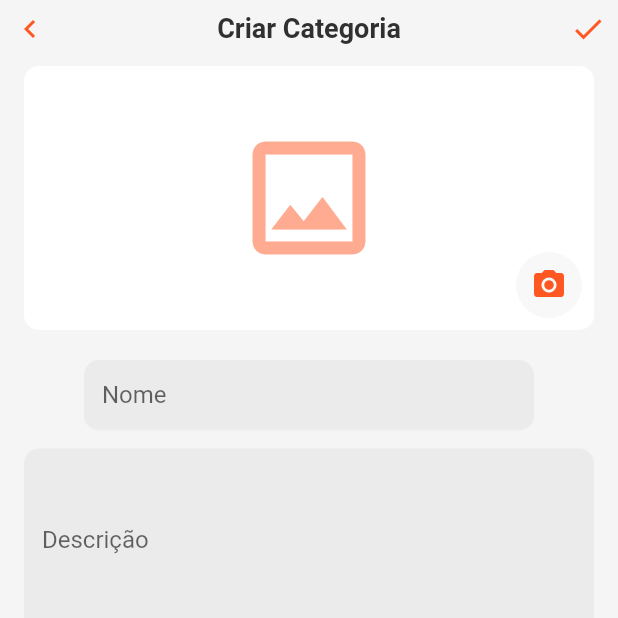
After one commit to rodrigobastosv/my-place-admin-samurai, a Flutter app: the FormCategoriaPage screen opened directly, on a phone screen of 412 x 824 dp, the top half of it. The commit adds this screen. Run offline on Flutter 3.47's test engine with Material 2 defaults, Android fonts, the phone set to English and light mode, and no system bars; drawn by our look-alikes of oktoast; our stand-ins replace cloud_firestore, firebase_auth, firebase_core, firebase_storage, image_picker; accounts and stored records are empty.

Commit message:
finalizando form categoria

```diff
--- /dev/null
+++ b/lib/pages/categoria/form_categoria_controller.dart
@@ -0,0 +1,48 @@
+import 'package:cloud_firestore/cloud_firestore.dart';
+import 'package:firebase_storage/firebase_storage.dart';
+import 'package:image_picker/image_picker.dart';
+import 'package:my_place_admin/core/model/categoria_model.dart';
+
+class FormCategoriaController {
+  FormCategoriaController(this._categoria);
+
+  CategoriaModel _categoria;
+  final _firebaseStorage = FirebaseStorage.instance.ref();
+  final _imagePicker = ImagePicker();
+
+  final _categoriasRef = FirebaseFirestore.instance.collection('categorias');
+
+  CategoriaModel get categoria => _categoria;
+
+  Future<void> salvaCategoria() async {
+    if (_categoria.id != null) {
+      await _categoriasRef.doc(_categoria.id).update(_categoria.toJson());
+    } else {
+      await _categoriasRef.add(_categoria.toJson());
+    }
+  }
+
+  Future<String> escolheESalvaImagem(ImageSource source) async {
+    final arquivo = await _imagePicker.getImage(source: source);
+    if (arquivo != null) {
+      final imagem = await arquivo.readAsBytes();
+      final dataImagem = imagem.buffer.asUint8List();
+      final uploadTask = _firebaseStorage
+          .child('categorias')
+          .child(dataImagem.hashCode.toString())
+          .putData(dataImagem);
+      final onTaskCompletada = await uploadTask.onComplete;
+      final categoriaUrl = await onTaskCompletada.ref.getDownloadURL();
+      return categoriaUrl;
+    }
+    return null;
+  }
+
+  void setNomeCategoria(String nome) => _categoria.nome = nome;
+
+  void setDescricaoCategoria(String descricao) =>
+      _categoria.descricao = descricao;
+
+  void setUrlImagemCategoria(String urlImagem) =>
+      _categoria.urlImagem = urlImagem;
+}
--- /dev/null
+++ b/lib/pages/categoria/form_categoria_page.dart
@@ -0,0 +1,208 @@
+import 'package:flutter/material.dart';
+import 'package:image_picker/image_picker.dart';
+import 'package:my_place_admin/core/model/categoria_model.dart';
+import 'package:my_place_admin/pages/categoria/form_categoria_controller.dart';
+import 'package:my_place_admin/widgets/mp_button_icon.dart';
+
+class FormCategoriaPage extends StatefulWidget {
+  FormCategoriaPage(this.categoria, {Key key}) : super(key: key);
+
+  final CategoriaModel categoria;
+
+  @override
+  _FormCategoriaPageState createState() => _FormCategoriaPageState();
+}
+
+class _FormCategoriaPageState extends State<FormCategoriaPage> {
+  final _formKey = GlobalKey<FormState>();
+  FormCategoriaController _controller;
+
+  @override
+  void initState() {
+    _controller = FormCategoriaController(widget.categoria ?? CategoriaModel());
+    super.initState();
+  }
+
+  @override
+  Widget build(BuildContext context) {
+    return Scaffold(
+      body: SafeArea(
+        child: NestedScrollView(
+          headerSliverBuilder: (_, __) {
+            return [
+              SliverAppBar(
+                expandedHeight: 240,
+                collapsedHeight: 40,
+                toolbarHeight: 38,
+                elevation: 0.5,
+                floating: false,
+                pinned: true,
+                title: Text(
+                  _controller.categoria.nome == null
+                      ? 'Criar Categoria'
+                      : 'Editar Categoria',
+                ),
+                leadingWidth: 40,
+                leading: MPButtonIcon(
+                  iconData: Icons.chevron_left,
+                  onTap: () => Navigator.of(context).pop(),
+                ),
+                actions: [
+                  MPButtonIcon(
+                    iconData: Icons.check,
+                    onTap: () async {
+                      final form = _formKey.currentState;
+                      if (form.validate()) {
+                        form.save();
+                        await _controller.salvaCategoria();
+                        Navigator.of(context).pop();
+                      }
+                    },
+                  ),
+                ],
+                flexibleSpace: FlexibleSpaceBar(
+                  background: Padding(
+                    padding: EdgeInsets.fromLTRB(16, 44, 16, 20),
+                    child: Stack(
+                      children: [
+                        ClipRRect(
+                          borderRadius: BorderRadius.circular(10),
+                          child: Container(
+                            width: double.maxFinite,
+                            color: Theme.of(context).colorScheme.surface,
+                            child: _controller.categoria.urlImagem == null
+                                ? Center(
+                                    child: Icon(
+                                      Icons.image_outlined,
+                                      size: 100,
+                                      color:
+                                          Theme.of(context).primaryColorLight,
+                                    ),
+                                  )
+                                : Hero(
+                                    tag: _controller.categoria.id ?? '',
+                                    child: Image.network(
+                                      _controller.categoria.urlImagem,
+                                      fit: BoxFit.cover,
+                                    ),
+                                  ),
+                          ),
+                        ),
+                        Positioned(
+                          bottom: 8,
+                          right: 8,
+                          child: Material(
+                            borderRadius: BorderRadius.circular(30),
+                            color: Theme.of(context)
+                                .colorScheme
+                                .background
+                                .withOpacity(.7),
+                            child: PopupMenuButton(
+                              icon: Icon(
+                                Icons.camera_alt,
+                                color: Theme.of(context).primaryColor,
+                              ),
+                              itemBuilder: (_) => [
+                                PopupMenuItem<String>(
+                                  value: 'Camera',
+                                  child: Row(
+                                    children: [
+                                      Icon(
+                                        Icons.photo_camera,
+                                        color: Theme.of(context).primaryColor,
+                                      ),
+                                      SizedBox(width: 8),
+                                      Text(
+                                        'Camera',
+                                      ),
+                                    ],
+                                  ),
+                                ),
+                                PopupMenuItem<String>(
+                                  value: 'Galeria',
+                                  child: Row(
+                                    children: [
+                                      Icon(
+                                        Icons.photo_library,
+                                        color: Theme.of(context).primaryColor,
+                                      ),
+                                      SizedBox(width: 8),
+                                      Text(
+                                        'Galeria',
+                                      ),
+                                    ],
+                                  ),
+                                ),
+                              ],
+                              onSelected: (valor) async {
+                                final urlImagem =
+                                    await _controller.escolheESalvaImagem(
+                                  valor == 'Camera'
+                                      ? ImageSource.camera
+                                      : ImageSource.gallery,
+                                );
+                                setState(() {
+                                  _controller.setUrlImagemCategoria(urlImagem);
+                                });
+                              },
+                            ),
+                          ),
+                        ),
+                      ],
+                    ),
+                  ),
+                ),
+              ),
+            ];
+          },
+          body: SingleChildScrollView(
+            child: Padding(
+              padding: const EdgeInsets.symmetric(horizontal: 16),
+              child: Form(
+                key: _formKey,
+                child: Column(
+                  children: [
+                    Container(
+                      width: 300,
+                      child: TextFormField(
+                        initialValue: _controller.categoria.nome ?? '',
+                        decoration: InputDecoration(
+                          border: OutlineInputBorder(
+                            borderRadius: BorderRadius.circular(20),
+                          ),
+                          labelText: 'Nome',
+                          hintText: 'Nome',
+                        ),
+                        validator: (nome) =>
+                            nome.isEmpty ? 'Campo Obrigatório' : null,
+                        onSaved: _controller.setNomeCategoria,
+                      ),
+                    ),
+                    SizedBox(height: 12),
+                    Container(
+                      width: 400,
+                      child: TextFormField(
+                        initialValue: _controller.categoria.descricao ?? '',
+                        maxLines: 5,
+                        decoration: InputDecoration(
+                          border: OutlineInputBorder(
+                            borderRadius: BorderRadius.circular(20),
+                          ),
+                          labelText: 'Descrição',
+                          hintText: 'Descrição',
+                        ),
+                        validator: (descricao) =>
+                            descricao.isEmpty ? 'Campo Obrigatório' : null,
+                        onSaved: _controller.setDescricaoCategoria,
+                      ),
+                    ),
+                  ],
+                ),
+              ),
+            ),
+          ),
+        ),
+      ),
+    );
+  }
+}
--- a/lib/pages/categoria/lista_categoria_controller.dart
+++ b/lib/pages/categoria/lista_categoria_controller.dart
@@ -18,4 +18,8 @@ class ListaCategoriaController {
       );
     });
   }
+
+  Future<void> removeCategoria(CategoriaModel categoria) async {
+    await categoriasRef.doc(categoria.id).delete();
+  }
 }
--- a/pubspec.yaml
+++ b/pubspec.yaml
@@ -26,7 +26,9 @@ dependencies:
   firebase_core: ^0.5.2+1
   cloud_firestore: ^0.14.3+1
   firebase_auth: ^0.18.3+1
+  firebase_storage: ^4.0.1
   oktoast: ^2.3.2
+  image_picker: ^0.6.7+14
 
 
   # The following adds the Cupertino Icons font to your application.
```
Also changed, not shown: lib/pages/categoria/lista_categoria_page.dart (+27 -9 lines), pubspec.lock.
